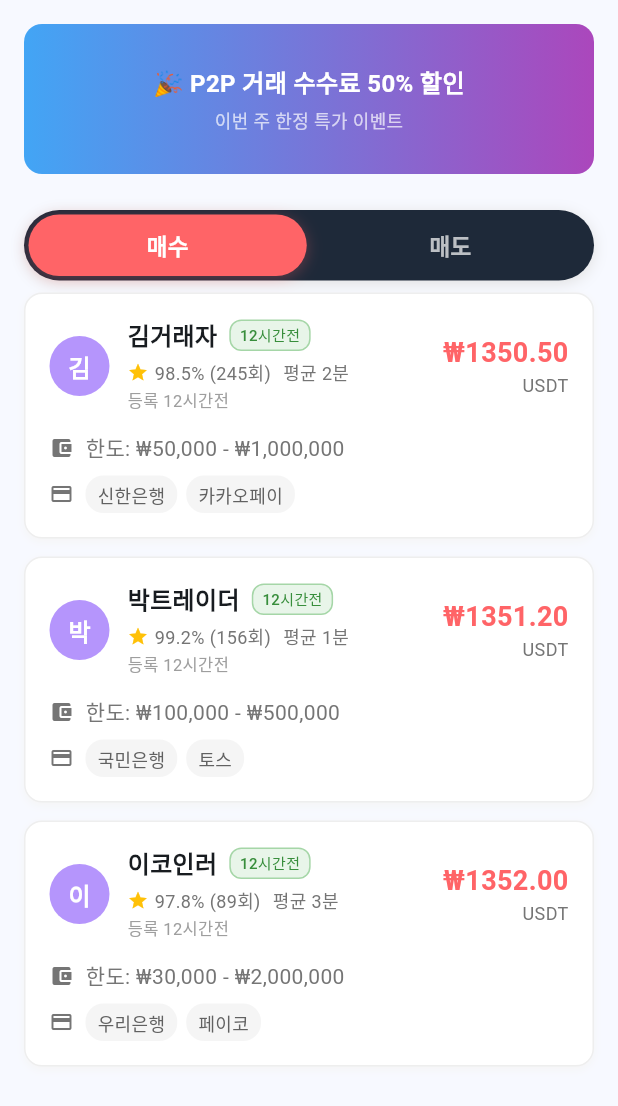
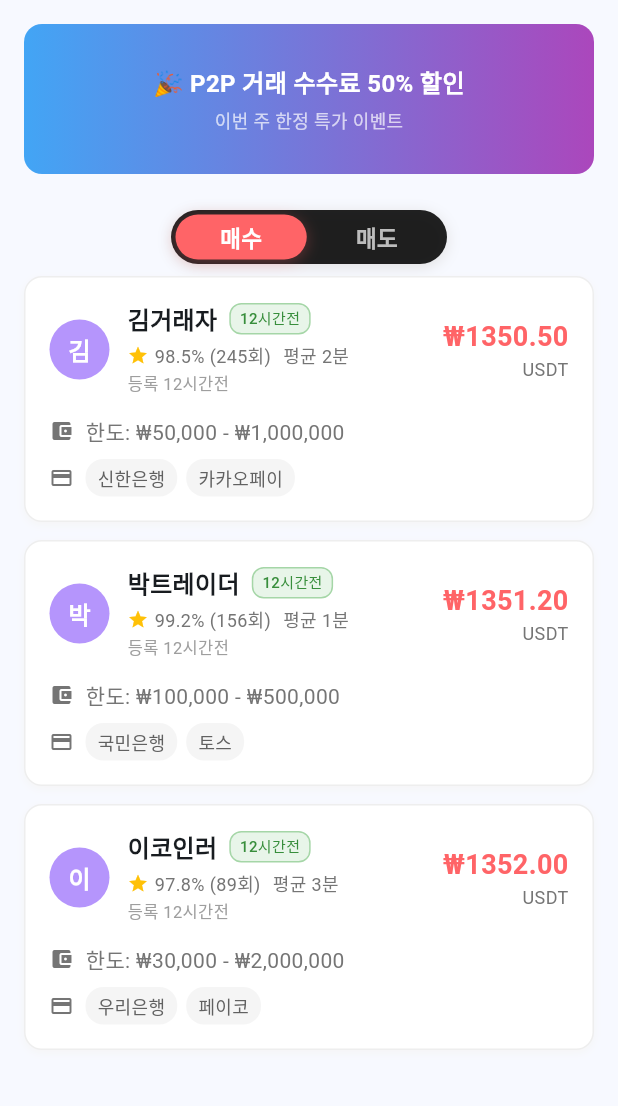
Before and after one commit to verychain/flutter, a Flutter app: the P2PTradingPage screen opened directly, on a phone screen of 412 x 824 dp. Shown: the top 1106 px of the screen. Run offline on Flutter 3.47's test engine with Material 3 defaults, Android fonts, the phone set to English and light mode, and no system bars; our stand-ins replace flutter_svg, lottie, shared_preferences; accounts and stored records are empty; Roboto replaces fonts that are missing (Pretendard); project files that could hold a hidden picture were left out.

Commit message:
feat: sell/buy switch button

```diff
--- a/lib/view/pages/p2p_trading_page.dart
+++ b/lib/view/pages/p2p_trading_page.dart
@@ -1,4 +1,5 @@
 import 'package:demo_flutter/data/constants.dart';
+import 'package:demo_flutter/view/widgets/trade_switch_widget.dart';
 import 'package:flutter/material.dart';
 import 'dart:math'; // 랜덤 함수를 위해 추가
 
@@ -135,7 +136,14 @@ class _P2PTradingPageState extends State<P2PTradingPage>
           _buildBannerAd(),
 
           // 매수/매도 스위치 버튼
-          _buildTradeSwitch(),
+          TradeSwitchWidget(
+            isBuySelected: isBuySelected,
+            onChanged: (value) {
+              setState(() {
+                isBuySelected = value;
+              });
+            },
+          ),
 
           // 거래 카드 리스트
           Expanded(child: _buildTradeList()),
@@ -258,7 +266,7 @@ class _P2PTradingPageState extends State<P2PTradingPage>
                   boxShadow: !isBuySelected
                       ? [
                           BoxShadow(
-                            color: AppColors.sellColor.withOpacity(0.3),
+                            color: AppColors.sellColor,
                             blurRadius: 8.0,
                             offset: Offset(0, 2),
                           ),
--- /dev/null
+++ b/lib/view/widgets/trade_switch_widget.dart
@@ -0,0 +1,109 @@
+import 'package:flutter/material.dart';
+import 'package:demo_flutter/data/constants.dart';
+
+class TradeSwitchWidget extends StatelessWidget {
+  final bool isBuySelected;
+  final ValueChanged<bool> onChanged;
+
+  const TradeSwitchWidget({
+    super.key,
+    required this.isBuySelected,
+    required this.onChanged,
+  });
+
+  @override
+  Widget build(BuildContext context) {
+    return Container(
+      margin: EdgeInsets.symmetric(horizontal: 16.0, vertical: 8.0),
+      padding: EdgeInsets.all(3.0),
+      decoration: BoxDecoration(
+        color: Colors.black87,
+        borderRadius: BorderRadius.circular(25.0),
+        boxShadow: [
+          BoxShadow(
+            color: Colors.grey.shade300,
+            blurRadius: 8.0,
+            offset: Offset(0, 2),
+          ),
+        ],
+      ),
+      width: 184,
+      height: 36, // 높이 고정
+      child: Row(
+        children: [
+          Expanded(
+            child: GestureDetector(
+              onTap: () => onChanged(true),
+              child: AnimatedContainer(
+                duration: Duration(milliseconds: 200),
+                height: 30, // 내부 버튼 높이도 조정
+                padding: EdgeInsets.symmetric(vertical: 0.0),
+                decoration: BoxDecoration(
+                  color: isBuySelected
+                      ? AppColors.buyColor
+                      : Colors.transparent,
+                  borderRadius: BorderRadius.circular(22.0),
+                  boxShadow: isBuySelected
+                      ? [
+                          BoxShadow(
+                            color: AppColors.buyColor.withOpacity(0.3),
+                            blurRadius: 8.0,
+                            offset: Offset(0, 2),
+                          ),
+                        ]
+                      : [],
+                ),
+                child: Center(
+                  child: Text(
+                    '매수',
+                    style: TextStyle(
+                      color: isBuySelected ? Colors.white : Colors.white70,
+                      fontSize: 15.0,
+                      fontWeight: FontWeight.bold,
+                    ),
+                  ),
+                ),
+              ),
+            ),
+          ),
+          SizedBox(width: 3.0),
+          Expanded(
+            child: GestureDetector(
+              onTap: () => onChanged(false),
+              child: AnimatedContainer(
+                duration: Duration(milliseconds: 200),
+                height: 30, // 내부 버튼 높이도 조정
+                padding: EdgeInsets.symmetric(vertical: 0.0),
+                decoration: BoxDecoration(
+                  color: !isBuySelected
+                      ? AppColors.sellColor
+                      : Colors.transparent,
+                  borderRadius: BorderRadius.circular(22.0),
+                  boxShadow: !isBuySelected
+                      ? [
+                          BoxShadow(
+                            color: AppColors.sellColor.withOpacity(0.3),
+                            blurRadius: 8.0,
+                            offset: Offset(0, 2),
+                          ),
+                        ]
+                      : [],
+                ),
+                child: Center(
+                  child: Text(
+                    '매도',
+                    style: TextStyle(
+                      color: !isBuySelected ? Colors.white : Colors.white70,
+                      fontSize: 15.0,
+                      fontWeight: FontWeight.bold,
+                    ),
+                  ),
+                ),
+              ),
+            ),
+          ),
+        ],
+      ),
+    );
+  }
+}
```
